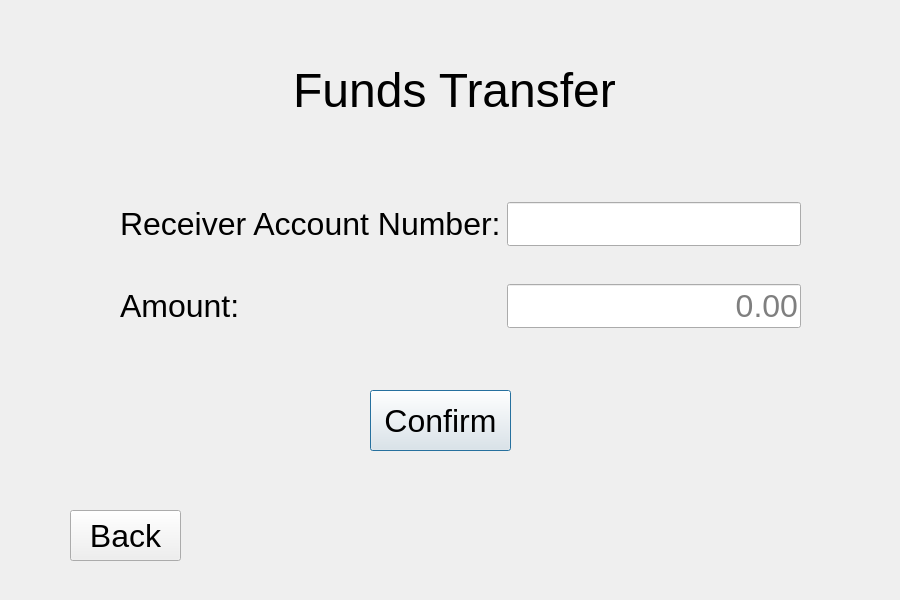
This is bank-automat/transfer.ui in 25kmo-project/group_15 as Qt 5 draws it before an edit. The edited form follows.
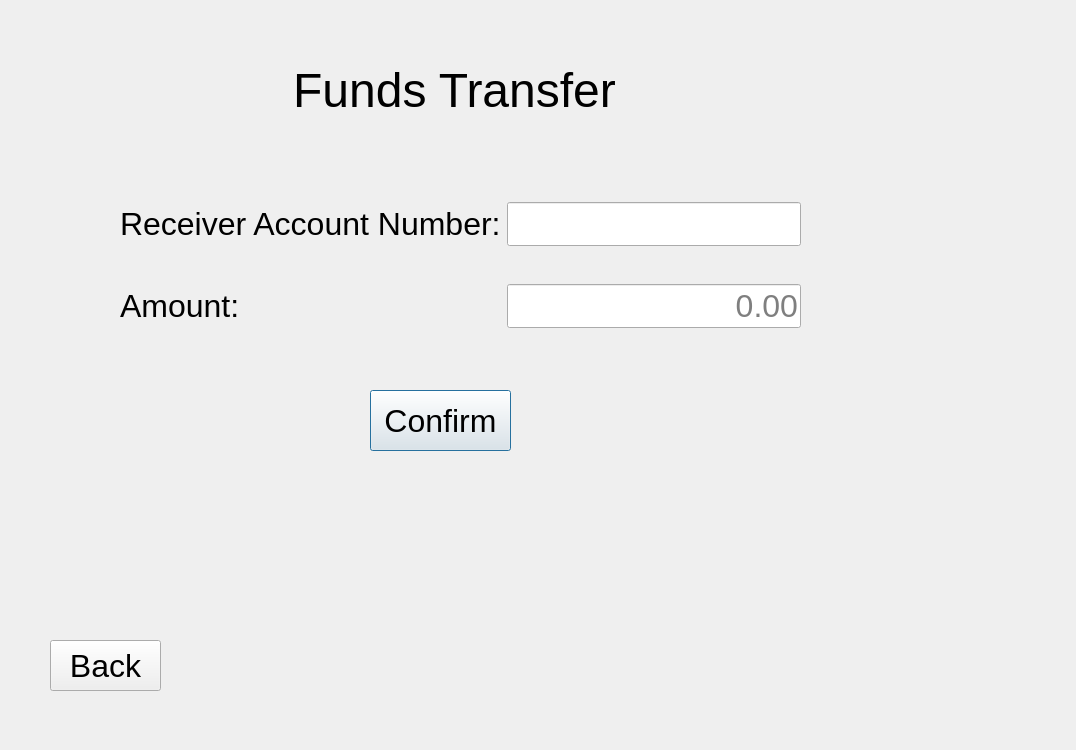
This is the edited form.

```diff
--- a/bank-automat/transfer.ui
+++ b/bank-automat/transfer.ui
@@ -6,8 +6,8 @@
    <rect>
     <x>0</x>
     <y>0</y>
-    <width>900</width>
-    <height>600</height>
+    <width>1076</width>
+    <height>750</height>
    </rect>
   </property>
   <property name="windowTitle">
@@ -35,8 +35,8 @@
   <widget class="QLabel" name="lblErrorDisplay">
    <property name="geometry">
     <rect>
-     <x>320</x>
-     <y>500</y>
+     <x>280</x>
+     <y>650</y>
      <width>331</width>
      <height>31</height>
     </rect>
@@ -131,7 +131,7 @@
    <property name="geometry">
     <rect>
      <x>250</x>
-     <y>460</y>
+     <y>480</y>
      <width>431</width>
      <height>91</height>
     </rect>
@@ -174,8 +174,8 @@
   <widget class="QPushButton" name="btnBack">
    <property name="geometry">
     <rect>
-     <x>70</x>
-     <y>510</y>
+     <x>50</x>
+     <y>640</y>
      <width>111</width>
      <height>51</height>
     </rect>
```
Left out of the diff: 90 changed lines with no effect on the pictures.
